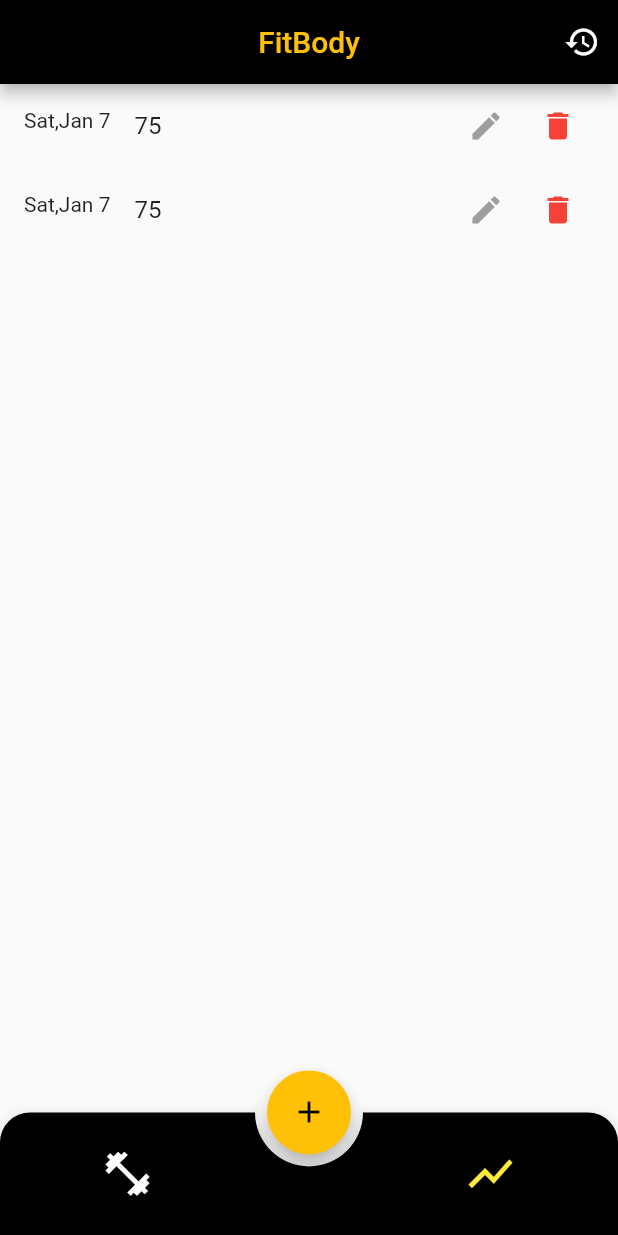
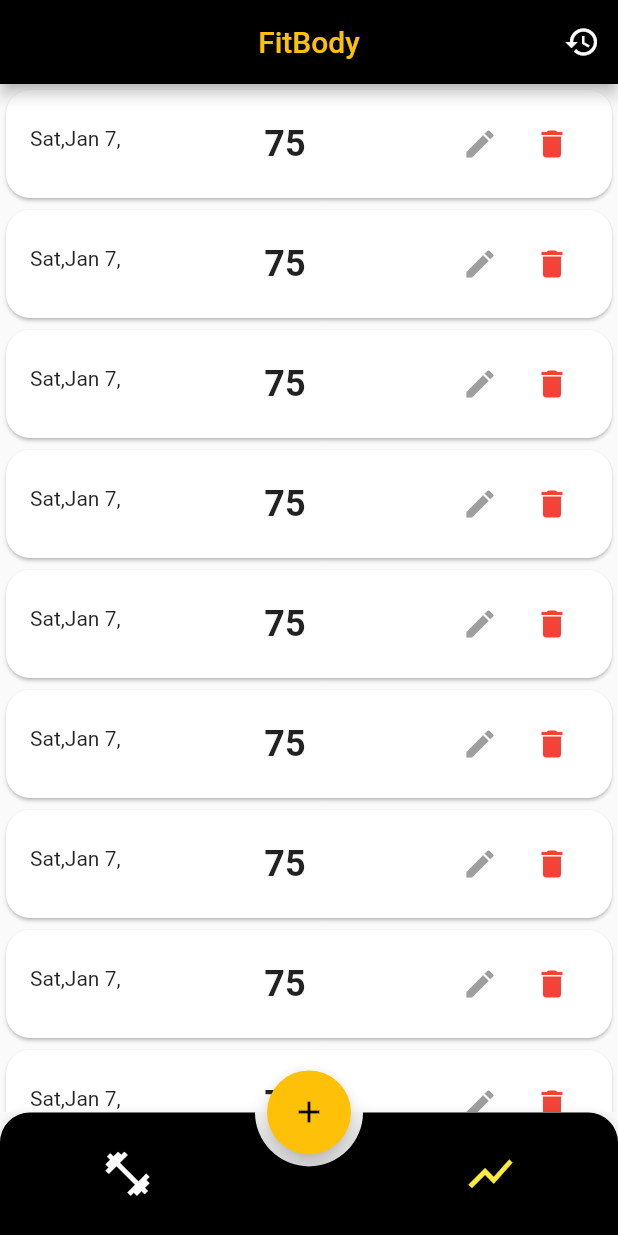
Before and after one commit to kececibora/Flutter-Fitbody-App, a Flutter app: the screen it shows after launch, item 2 of the bottom bar chosen, on a phone screen of 412 x 824 dp. Run offline on Flutter 3.47's test engine with Material 2 defaults, Android fonts, the phone set to English and light mode, and no system bars; drawn by our look-alikes of animated_bottom_navigation_bar; our stand-ins replace freezed_annotation, get.

Commit message:
Weight Model Created With Freezed Dependency

```diff
--- a/lib/getx-weightTrack/graph-functions/graph-weight.dart
+++ b/lib/getx-weightTrack/graph-functions/graph-weight.dart
@@ -1,6 +1,6 @@
 import 'package:flutter/material.dart';
 
-import '../../widgets/record_list_tile.dart';
+import '../../widgets/record_list_tile_weight.dart';
 
 class WeightHistory extends StatelessWidget {
   const WeightHistory({super.key});
@@ -14,6 +14,8 @@ class WeightHistory extends StatelessWidget {
           RecordListTile(),
           RecordListTile(),
           RecordListTile(),
+          RecordListTile(),
+          RecordListTile(),
         ],
       ),
     );
--- a/lib/getx-weightTrack/graph.dart
+++ b/lib/getx-weightTrack/graph.dart
@@ -1,4 +1,4 @@
-import 'package:fitbody_flutter/widgets/record_list_tile.dart';
+import 'package:fitbody_flutter/widgets/record_list_tile_weight.dart';
 import 'package:flutter/material.dart';
 
 class HistoryScreen extends StatefulWidget {
@@ -13,7 +13,17 @@ class _HistoryScreenState extends State<HistoryScreen> {
   Widget build(BuildContext context) {
     return Scaffold(
         body: ListView(
+      physics: BouncingScrollPhysics(),
       children: [
+        RecordListTile(),
+        RecordListTile(),
+        RecordListTile(),
+        RecordListTile(),
+        RecordListTile(),
+        RecordListTile(),
+        RecordListTile(),
+        RecordListTile(),
+        RecordListTile(),
         RecordListTile(),
         RecordListTile(),
       ],
--- a/lib/widgets/record_list_tile.dart
+++ /dev/null
@@ -1,31 +0,0 @@
-import 'package:flutter/material.dart';
-import 'package:intl/intl.dart';
-
-class RecordListTile extends StatelessWidget {
-  const RecordListTile({super.key});
-
-  @override
-  Widget build(BuildContext context) {
-    return ListTile(
-      leading: Text(DateFormat("EEE,MMM d").format(DateTime.now())),
-      title: Text("75"),
-      trailing: Row(
-        mainAxisSize: MainAxisSize.min,
-        children: [
-          IconButton(
-              onPressed: () {},
-              icon: Icon(
-                Icons.edit,
-                color: Colors.grey,
-              )),
-          IconButton(
-              onPressed: () {},
-              icon: Icon(
-                Icons.delete,
-                color: Colors.red,
-              ))
-        ],
-      ),
-    );
-  }
-}
--- /dev/null
+++ b/lib/widgets/record_list_tile_weight.dart
@@ -0,0 +1,42 @@
+import 'package:flutter/material.dart';
+import 'package:intl/intl.dart';
+
+class RecordListTile extends StatelessWidget {
+  const RecordListTile({super.key});
+
+  @override
+  Widget build(BuildContext context) {
+    return Card(
+      shape: RoundedRectangleBorder(
+          borderRadius: BorderRadiusDirectional.circular(16)),
+      child: Padding(
+        padding: const EdgeInsets.only(top: 8.0, bottom: 8),
+        child: ListTile(
+          title: Center(
+              child: Text(
+            "75",
+            style: TextStyle(fontSize: 24, fontWeight: FontWeight.bold),
+          )),
+          leading: Text(DateFormat("EEE,MMM d, ").format(DateTime.now())),
+          trailing: Row(
+            mainAxisSize: MainAxisSize.min,
+            children: [
+              IconButton(
+                  onPressed: () {},
+                  icon: Icon(
+                    Icons.edit,
+                    color: Colors.grey,
+                  )),
+              IconButton(
+                  onPressed: () {},
+                  icon: Icon(
+                    Icons.delete,
+                    color: Colors.red,
+                  ))
+            ],
+          ),
+        ),
+      ),
+    );
+  }
+}
--- a/pubspec.yaml
+++ b/pubspec.yaml
@@ -40,6 +40,9 @@ dependencies:
   get: ^4.6.5
   animated_bottom_navigation_bar: ^1.1.0+1
   intl: ^0.18.0
+  freezed: ^2.3.2
+  freezed_annotation: ^2.2.0
+  json_annotation: ^4.7.0
 
 dev_dependencies:
   flutter_test:
@@ -51,6 +54,8 @@ dev_dependencies:
   # package. See that file for information about deactivating specific lint
   # rules and activating additional ones.
   flutter_lints: ^2.0.0
+  build_runner: ^2.3.3
+  json_serializable: ^6.5.4
 
 # For information on the generic Dart part of this file, see the
 # following page: https://dart.dev/tools/pub/pubspec
```
Also changed, not shown: lib/models/record.dart (added, +19 -0 lines), lib/models/record.freezed.dart (added), lib/models/record.g.dart (added), pubspec.lock, 1 other file.
